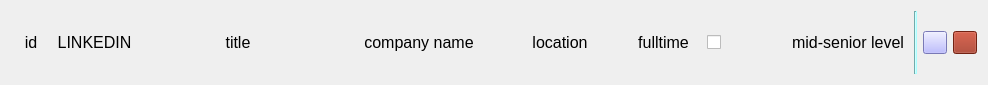
Above: views/pages/job_list/row/job_list_row.ui from ozanpempegul/RoleMatcher before the change. Below: the same form after it.
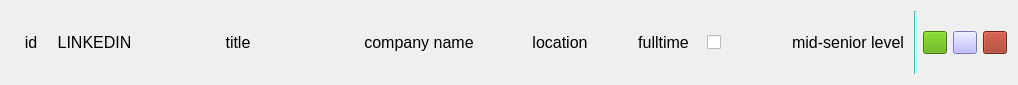
That is the form after the change.

Commit message: enhanced tailored resume prompt. tailor functionality is fixed

```diff
--- a/views/pages/job_list/row/job_list_row.ui
+++ b/views/pages/job_list/row/job_list_row.ui
@@ -6,7 +6,7 @@
    <rect>
     <x>0</x>
     <y>0</y>
-    <width>976</width>
+    <width>1011</width>
     <height>85</height>
    </rect>
   </property>
@@ -200,6 +200,19 @@
      </property>
     </widget>
    </item>
+   <item>
+    <widget class="QToolButton" name="toolButton_generate_tailored_resume">
+     <property name="toolTip">
+      <string>tailor resume</string>
+     </property>
+     <property name="styleSheet">
+      <string notr="true">background-color: rgb(85, 170, 0);</string>
+     </property>
+     <property name="text">
+      <string/>
+     </property>
+    </widget>
+   </item>
    <item>
     <widget class="QToolButton" name="toolButton_open_link">
      <property name="toolTip">
```
The commit also changes 15 other files.
